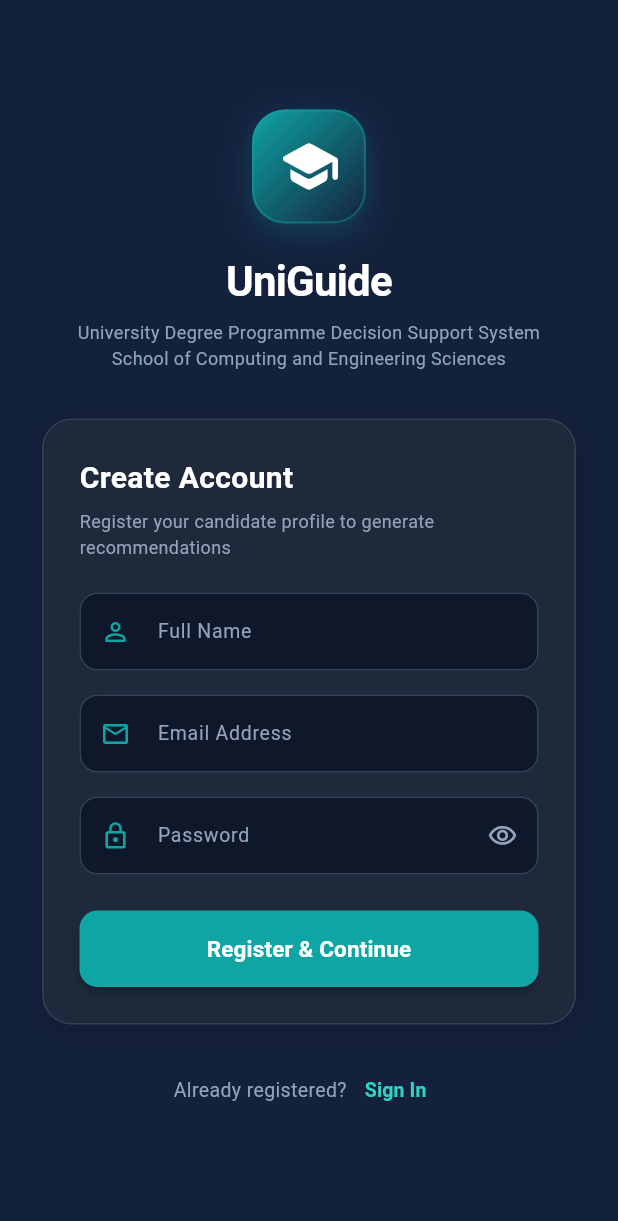
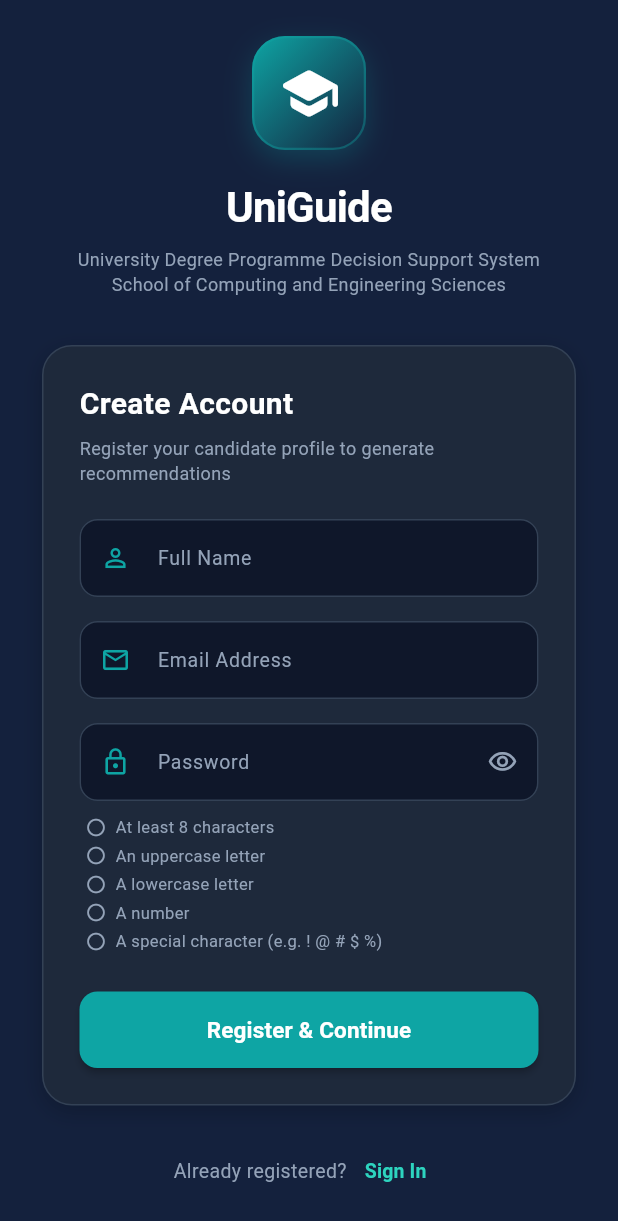
Before and after one commit to fmarsaa/UniGuide, a Flutter app: the screen it shows after launch, after a tap on "Sign In", after a tap on "Register", on a phone screen of 412 x 824 dp. Shown: the top 1221 px of the screen. Run offline on Flutter 3.47's test engine with Material 3 defaults, Android fonts, the phone set to English and light mode, and no system bars; our stand-ins replace firebase_auth, firebase_core, fl_chart, shared_preferences; accounts and stored records are empty.

Commit message:
sign up now requires a strong password, with a live checklist showing what is missing

```diff
--- a/flutter_app/lib/screens/auth_screen.dart
+++ b/flutter_app/lib/screens/auth_screen.dart
@@ -66,6 +66,55 @@ class _AuthScreenState extends State<AuthScreen> {
     }
   }
 
+  static final List<MapEntry<String, bool Function(String)>> _passwordRules = [
+    MapEntry('at least 8 characters', (p) => p.length >= 8),
+    MapEntry('an uppercase letter', (p) => RegExp(r'[A-Z]').hasMatch(p)),
+    MapEntry('a lowercase letter', (p) => RegExp(r'[a-z]').hasMatch(p)),
+    MapEntry('a number', (p) => RegExp(r'[0-9]').hasMatch(p)),
+    MapEntry('a special character (e.g. ! @ # \$ %)', (p) => RegExp(r'[^A-Za-z0-9\s]').hasMatch(p)),
+  ];
+
+  List<String> _unmetPasswordRules(String password) =>
+      [for (final rule in _passwordRules) if (!rule.value(password)) rule.key];
+
+  Widget _buildPasswordChecklist() {
+    return ListenableBuilder(
+      listenable: _passwordController,
+      builder: (context, _) {
+        final password = _passwordController.text;
+        return Padding(
+          padding: const EdgeInsets.only(top: 8, left: 4),
+          child: Column(
+            crossAxisAlignment: CrossAxisAlignment.start,
+            children: [
+              for (final rule in _passwordRules)
+                Padding(
+                  padding: const EdgeInsets.symmetric(vertical: 1.5),
+                  child: Row(
+                    children: [
+                      Icon(
+                        rule.value(password) ? Icons.check_circle : Icons.radio_button_unchecked,
+                        size: 14,
+                        color: rule.value(password) ? const Color(0xFF2DD4BF) : const Color(0xFF94A3B8),
+                      ),
+                      const SizedBox(width: 6),
+                      Text(
+                        rule.key[0].toUpperCase() + rule.key.substring(1),
+                        style: TextStyle(
+                          fontSize: 11,
+                          color: rule.value(password) ? const Color(0xFF2DD4BF) : const Color(0xFF94A3B8),
+                        ),
+                      ),
+                    ],
+                  ),
+                ),
+            ],
+          ),
+        );
+      },
+    );
+  }
+
   String _messageForAuthError(FirebaseAuthException e) {
     switch (e.code) {
       case 'invalid-email':
@@ -79,7 +128,7 @@ class _AuthScreenState extends State<AuthScreen> {
       case 'email-already-in-use':
         return 'An account already exists for that email. Try signing in instead.';
       case 'weak-password':
-        return 'Please choose a stronger password (at least 6 characters).';
+        return 'Please choose a stronger password (8+ characters with upper and lower case letters, a number and a special character).';
       case 'network-request-failed':
         return 'Network error - check your connection and try again.';
       default:
@@ -371,12 +420,19 @@ class _AuthScreenState extends State<AuthScreen> {
                             if (val == null || val.isEmpty) {
                               return 'Please enter your password';
                             }
-                            if (val.length < 6) {
-                              return 'Password must be at least 6 characters';
+                            // Strength rules only apply when creating a password -
+                            // signing in must still accept whatever an existing
+                            // account already has.
+                            if (!_isLoginMode) {
+                              final unmet = _unmetPasswordRules(val);
+                              if (unmet.isNotEmpty) {
+                                return 'Password needs: ${unmet.join(', ')}';
+                              }
                             }
                             return null;
                           },
                         ),
+                        if (!_isLoginMode) _buildPasswordChecklist(),
                         if (_isLoginMode) ...[
                           Align(
                             alignment: Alignment.centerRight,
```
